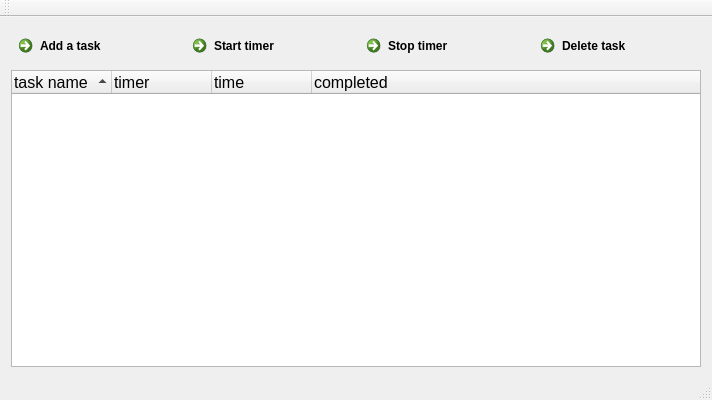
tstaerk/qtimetracker, file mainwindow.ui: the form before one commit.
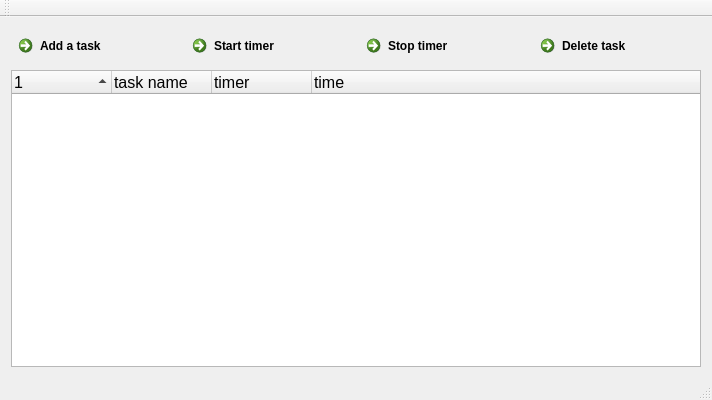
The form after the commit. Icons and pictures are not drawn.

Commit message: put the "complete" column left and make it sortable

```diff
--- a/mainwindow.ui
+++ b/mainwindow.ui
@@ -56,6 +56,11 @@
       <property name="columnCount">
        <number>4</number>
       </property>
+      <column>
+       <property name="text">
+        <string/>
+       </property>
+      </column>
       <column>
        <property name="text">
         <string>task name</string>
@@ -71,11 +76,6 @@
         <string>time</string>
        </property>
       </column>
-      <column>
-       <property name="text">
-        <string>completed</string>
-       </property>
-      </column>
      </widget>
     </item>
     <item row="0" column="1">
```
The commit also changes 2 other files.
